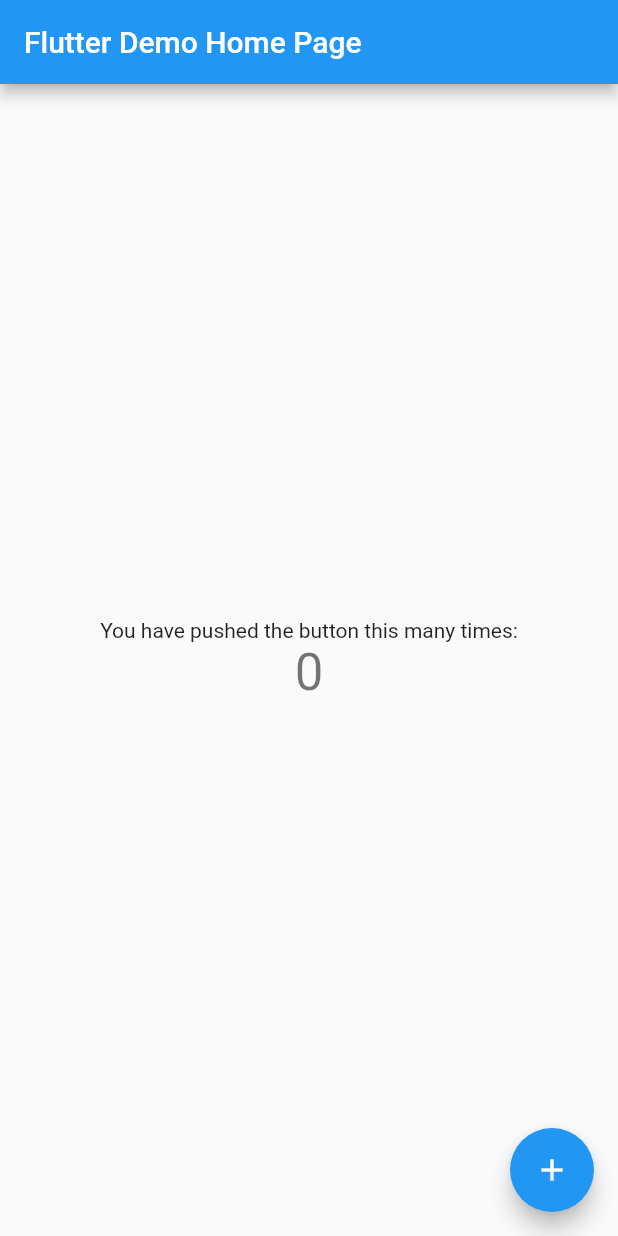
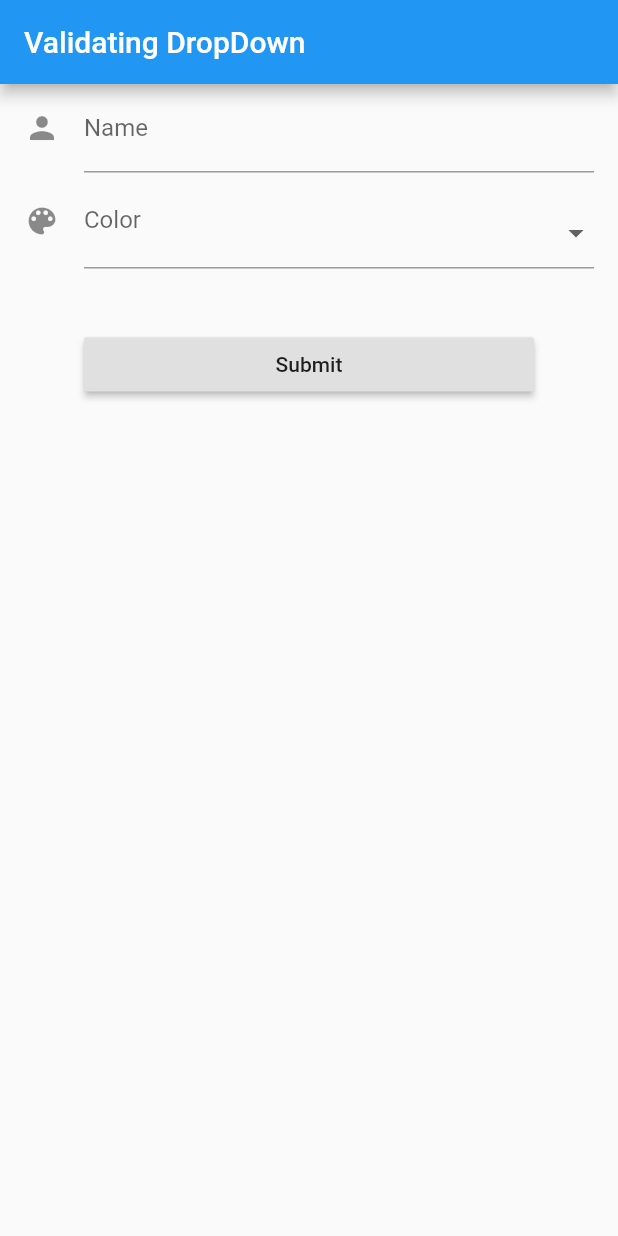
Before and after one commit to jjerome00/dropdown_formfield_demo, a Flutter app: the screen it shows after launch, on a phone screen of 412 x 824 dp. Run offline on Flutter 3.47's test engine with Material 2 defaults, Android fonts, the phone set to English and light mode, and no system bars.

Commit message:
Add a DropdownButton that is wrapped with a FormField for validation.

```diff
--- a/lib/main.dart
+++ b/lib/main.dart
@@ -1,6 +1,12 @@
 import 'package:flutter/material.dart';
+import 'package:flutter/services.dart';
 
 void main() => runApp(new MyApp());
+
+class Contact {
+  String name;
+  String favoriteColor = '';
+}
 
 class MyApp extends StatelessWidget {
   // This widget is the root of your application.
@@ -11,23 +17,13 @@ class MyApp extends StatelessWidget {
       theme: new ThemeData(
         primarySwatch: Colors.blue,
       ),
-      home: new MyHomePage(title: 'Flutter Demo Home Page'),
+      home: new MyHomePage(title: 'Validating DropDown'),
     );
   }
 }
 
 class MyHomePage extends StatefulWidget {
   MyHomePage({Key key, this.title}) : super(key: key);
-
-  // This widget is the home page of your application. It is stateful, meaning
-  // that it has a State object (defined below) that contains fields that affect
-  // how it looks.
-
-  // This class is the configuration for the state. It holds the values (in this
-  // case the title) provided by the parent (in this case the App widget) and
-  // used by the build method of the State. Fields in a Widget subclass are
-  // always marked "final".
-
   final String title;
 
   @override
@@ -35,67 +31,100 @@ class MyHomePage extends StatefulWidget {
 }
 
 class _MyHomePageState extends State<MyHomePage> {
-  int _counter = 0;
+  final GlobalKey<ScaffoldState> _scaffoldKey = new GlobalKey<ScaffoldState>();
+  final GlobalKey<FormState> _formKey = new GlobalKey<FormState>();
 
-  void _incrementCounter() {
-    setState(() {
-      // This call to setState tells the Flutter framework that something has
-      // changed in this State, which causes it to rerun the build method below
-      // so that the display can reflect the updated values. If we changed
-      // _counter without calling setState(), then the build method would not be
-      // called again, and so nothing would appear to happen.
-      _counter++;
-    });
+  String _color = '';
+  List<String> _colors = <String>['', 'red', 'green', 'blue', 'orange'];
+  Contact newContact = new Contact();
+
+  void showMessage(String message, [MaterialColor color = Colors.red]) {
+    _scaffoldKey.currentState
+        .showSnackBar(new SnackBar(backgroundColor: color, content: new Text(message)));
   }
+
+  void _submitForm() {
+    final FormState form = _formKey.currentState;
+
+    if (!form.validate() ) {
+      showMessage('Form is not valid!  Please review and correct.');
+    } else {
+      form.save(); //This invokes each onSaved event
+
+      print('Form save called, newContact is:');
+      print('Email: ${newContact.name}');
+      print('Favorite Color: ${newContact.favoriteColor}');
+      print('========================================');
+      print('');
+    }
+  }
+
 
   @override
   Widget build(BuildContext context) {
-    // This method is rerun every time setState is called, for instance as done
-    // by the _incrementCounter method above.
-    //
-    // The Flutter framework has been optimized to make rerunning build methods
-    // fast, so that you can just rebuild anything that needs updating rather
-    // than having to individually change instances of widgets.
     return new Scaffold(
+      key: _scaffoldKey,
       appBar: new AppBar(
-        // Here we take the value from the MyHomePage object that was created by
-        // the App.build method, and use it to set our appbar title.
         title: new Text(widget.title),
       ),
-      body: new Center(
-        // Center is a layout widget. It takes a single child and positions it
-        // in the middle of the parent.
-        child: new Column(
-          // Column is also layout widget. It takes a list of children and
-          // arranges them vertically. By default, it sizes itself to fit its
-          // children horizontally, and tries to be as tall as its parent.
-          //
-          // Invoke "debug paint" (press "p" in the console where you ran
-          // "flutter run", or select "Toggle Debug Paint" from the Flutter tool
-          // window in IntelliJ) to see the wireframe for each widget.
-          //
-          // Column has various properties to control how it sizes itself and
-          // how it positions its children. Here we use mainAxisAlignment to
-          // center the children vertically; the main axis here is the vertical
-          // axis because Columns are vertical (the cross axis would be
-          // horizontal).
-          mainAxisAlignment: MainAxisAlignment.center,
-          children: <Widget>[
-            new Text(
-              'You have pushed the button this many times:',
-            ),
-            new Text(
-              '$_counter',
-              style: Theme.of(context).textTheme.display1,
-            ),
-          ],
-        ),
-      ),
-      floatingActionButton: new FloatingActionButton(
-        onPressed: _incrementCounter,
-        tooltip: 'Increment',
-        child: new Icon(Icons.add),
-      ), // This trailing comma makes auto-formatting nicer for build methods.
+      body: new SafeArea(
+          top: false,
+          bottom: false,
+          child: new Form(
+              key: _formKey,
+              autovalidate: false,
+              child: new ListView(
+                padding: const EdgeInsets.symmetric(horizontal: 16.0),
+                children: <Widget>[
+                  new TextFormField(
+                    decoration: const InputDecoration(
+                      icon: const Icon(Icons.person),
+                      hintText: 'Enter your first and last name',
+                      labelText: 'Name',
+                    ),
+                    inputFormatters: [new LengthLimitingTextInputFormatter(30)],
+                    validator: (val) => val.isEmpty ? 'A name is required' : null,
+                    onSaved: (val) => newContact.name = val,
+                  ),
+                  FormField<String>(
+                    initialValue: _color,
+                    onSaved: (val) => newContact.favoriteColor = val,
+                    validator: (val) => (val == null || val.isEmpty) ? 'Please choose a color' : null,
+                    builder: (FormFieldState<String> state) {
+                      return InputDecorator(
+                        decoration: InputDecoration(
+                          icon: Icon(Icons.color_lens),
+                          labelText: 'Color',
+                          errorText: state.hasError ? state.errorText : null,
+                        ),
+                        isEmpty: state.value == '' || state.value == null,
+                        child: DropdownButtonHideUnderline(
+                          child: DropdownButton<String>(
+                            value: state.value,
+                            isDense: true,
+                            onChanged: (String newValue) {
+                              state.didChange(newValue);
+                            },
+                            items: _colors.map((String value) {
+                              return DropdownMenuItem<String>(
+                                value: value,
+                                child: Text(value),
+                              );
+                            }).toList(),
+                          ),
+                        ),
+                      );
+                    },
+                  ),
+                  Container(
+                      padding: const EdgeInsets.all(40.0),
+                      child: RaisedButton(
+                        child: const Text('Submit'),
+                        onPressed: _submitForm,
+                      )),
+                ],
+              ))),
     );
   }
+
 }
```
